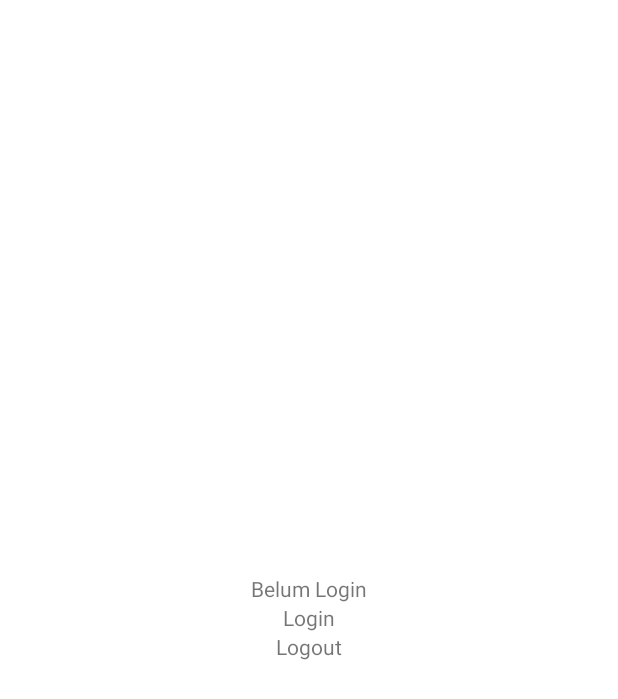
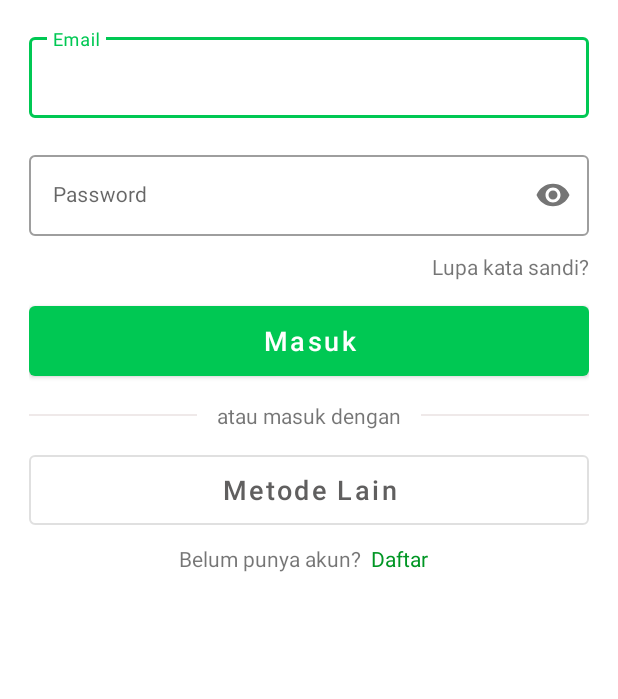
Before and after one commit to Edokristian23/MarketPlaceAndroid, an Android app: the LoginActivity screen opened directly, with no data from a screen before it, on a phone screen of 412 x 824 dp. Before the commit the part shown is almost empty. Shown: the top 699 px of the screen. Run offline under Robolectric (Android 15) with nearby library versions, the phone set to English and light mode, and no system bars; our stand-ins replace sdp/ssp sizes.

Commit message:
+ Create Login Layout

```diff
--- a/app/src/main/res/layout/activity_login.xml
+++ b/app/src/main/res/layout/activity_login.xml
@@ -1,13 +1,136 @@
 <?xml version="1.0" encoding="utf-8"?>
-<LinearLayout xmlns:android="http://schemas.android.com/apk/res/android"
-    xmlns:app="http://schemas.android.com/apk/res-auto"
+<RelativeLayout xmlns:android="http://schemas.android.com/apk/res/android"
     xmlns:tools="http://schemas.android.com/tools"
     android:layout_width="match_parent"
     android:layout_height="match_parent"
+    xmlns:app="http://schemas.android.com/apk/res-auto"
+    tools:context=".Login.LoginActivity">
+
+    <LinearLayout
+        android:layout_width="match_parent"
+        android:layout_height="wrap_content"
+        android:orientation="vertical"
+        android:padding="@dimen/_15sdp">
+
+        <com.google.android.material.textfield.TextInputLayout
+            android:layout_width="match_parent"
+            android:layout_height="wrap_content"
+            android:paddingBottom="@dimen/_15sdp"
+            style="@style/Widget.MaterialComponents.TextInputLayout.OutlinedBox">
+
+            <com.google.android.material.textfield.TextInputEditText
+                android:layout_width="match_parent"
+                android:layout_height="wrap_content"
+                android:inputType="textEmailAddress"
+                android:hint="@string/label_email"
+                android:textSize="@dimen/_11ssp"/>
+
+        </com.google.android.material.textfield.TextInputLayout>
+
+        <com.google.android.material.textfield.TextInputLayout
+            android:layout_width="match_parent"
+            android:layout_height="wrap_content"
+            app:passwordToggleEnabled="true"
+            style="@style/Widget.MaterialComponents.TextInputLayout.OutlinedBox">
+
+            <com.google.android.material.textfield.TextInputEditText
+                android:layout_width="match_parent"
+                android:layout_height="wrap_content"
+                android:inputType="textPassword"
+                android:hint="@string/label_password"
+                android:textSize="@dimen/_11ssp"/>
+
+        </com.google.android.material.textfield.TextInputLayout>
+
+        <TextView
+            android:layout_width="wrap_content"
+            android:layout_height="wrap_content"
+            android:textSize="@dimen/_11ssp"
+            android:text="@string/label_lupa_sandi"
+            android:paddingVertical="@dimen/_8sdp"
+            android:layout_gravity="end"/>
+
+        <com.google.android.material.button.MaterialButton
+            android:id="@+id/btn_masuk"
+            android:layout_width="match_parent"
+            android:layout_height="@dimen/_45sdp"
+            android:textSize="@dimen/_14ssp"
+            android:text="Masuk"
+            android:textAllCaps="false"/>
+
+        <RelativeLayout
+            android:layout_width="match_parent"
+            android:layout_height="wrap_content"
+            android:layout_marginVertical="@dimen/_8sdp">
+
+            <View
+                android:id="@+id/lineLeft"
+                android:layout_toStartOf="@id/tv_text"
+                android:layout_centerVertical="true"
+                android:layout_width="match_parent"
+                android:layout_height="@dimen/_1sdp"
+                android:background="#EFE9E9"/>
+
+            <TextView
+                android:id="@+id/tv_text"
+                android:layout_marginHorizontal="@dimen/_10sdp"
+                android:layout_width="wrap_content"
+                android:layout_height="wrap_content"
+                android:textSize="@dimen/_11ssp"
+                android:text="atau masuk dengan"
+                android:layout_centerHorizontal="true"/>
+
+            <View
+                android:id="@+id/lineRight"
+                android:layout_toEndOf="@id/tv_text"
+                android:layout_centerVertical="true"
+                android:layout_width="match_parent"
+                android:layout_height="@dimen/_1sdp"
+                android:background="#EFE9E9"/>
+
+        </RelativeLayout>
+
+        <com.google.android.material.button.MaterialButton
+            style="@style/Button.Outlined"
+            android:id="@+id/btn_metodeLain"
+            android:layout_width="match_parent"
+            android:layout_height="@dimen/_45sdp"
+            android:textColor="#605F5F"
+            android:textSize="@dimen/_14ssp"
+            android:text="Metode Lain"
+            android:textAllCaps="false"/>
+
+        <LinearLayout
+            android:layout_width="wrap_content"
+            android:layout_height="wrap_content"
+            android:orientation="horizontal"
+            android:layout_marginVertical="@dimen/_5sdp"
+            android:layout_gravity="center_horizontal">
+
+            <TextView
+                android:layout_width="wrap_content"
+                android:layout_height="wrap_content"
+                android:textSize="@dimen/_11ssp"
+                android:text="Belum punya akun?"/>
+
+            <TextView
+                android:layout_width="wrap_content"
+                android:layout_height="wrap_content"
+                android:layout_marginHorizontal="@dimen/_5sdp"
+                android:textColor="@color/green_dark"
+                android:textSize="@dimen/_11ssp"
+                android:text="Daftar"/>
+        </LinearLayout>
+
+
+    </LinearLayout>
+
+    <LinearLayout
+        android:layout_width="match_parent"
+        android:layout_height="wrap_content"
         android:orientation="vertical"
         android:gravity="center"
-    tools:context=".Login.LoginActivity">
-
+        android:visibility="gone">
         <TextView
             android:id="@+id/tv_status"
             android:layout_width="wrap_content"
@@ -28,5 +151,8 @@
             android:layout_height="wrap_content"
             android:textSize="@dimen/_11ssp"
             android:text="Logout" />
+    </LinearLayout>
 
-</LinearLayout>
+
+
+</RelativeLayout>
--- a/app/src/main/res/values/strings.xml
+++ b/app/src/main/res/values/strings.xml
@@ -5,4 +5,7 @@
     <string name="title_dashboard">Dashboard</string>
     <string name="title_keranjang">Keranjang</string>
     <string name="title_notifications">Notifications</string>
+    <string name="label_email">Email</string>
+    <string name="label_password">Password</string>
+    <string name="label_lupa_sandi">Lupa kata sandi?</string>
 </resources>
--- a/app/src/main/res/values/themes.xml
+++ b/app/src/main/res/values/themes.xml
@@ -4,7 +4,7 @@
         <!-- Primary brand color. -->
         <item name="colorPrimary">@color/green</item>
         <item name="colorPrimaryVariant">@color/green_dark</item>
-        <item name="colorOnPrimary">@color/green_light</item>
+        <item name="colorOnPrimary">@color/white</item>
         <!-- Secondary brand color. -->
         <item name="colorSecondary">@color/teal_200</item>
         <item name="colorSecondaryVariant">@color/teal_700</item>
@@ -13,4 +13,6 @@
         <item name="android:statusBarColor">?attr/colorPrimaryVariant</item>
         <!-- Customize your theme here. -->
     </style>
+
+    <style name="Button.Outlined" parent="Widget.MaterialComponents.Button.OutlinedButton"></style>
 </resources>
```
Lines whose indentation alone changed are shown as unchanged.
